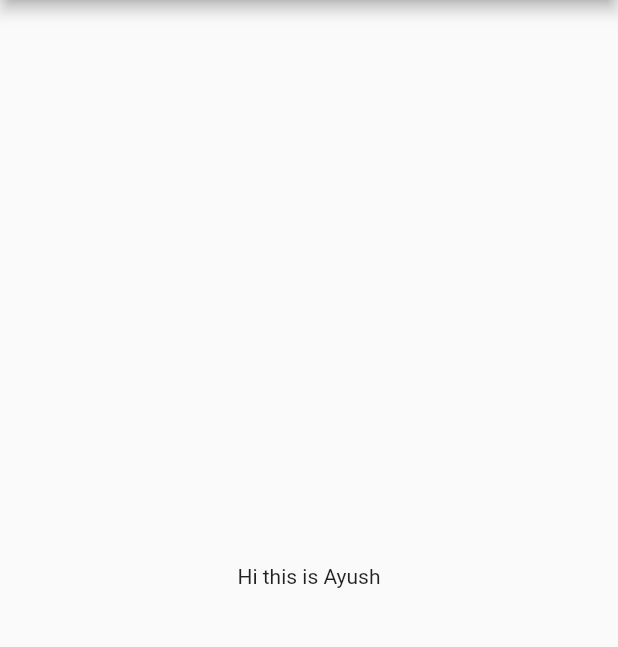
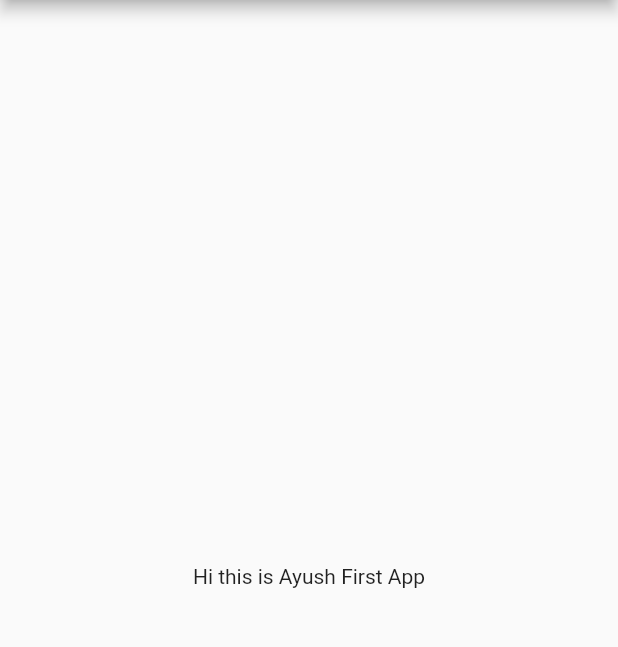
Before and after one commit to erkripa/30DaysOfFlutter, a Flutter app: the screen it shows after launch, on a phone screen of 412 x 824 dp, the part 84-731 px from its top. Run offline on Flutter 3.47's test engine with Material 2 defaults, Android fonts, the phone set to English and light mode, and no system bars.

Commit message:
Chapter1Completed

```diff
--- a/lib/main.dart
+++ b/lib/main.dart
@@ -15,7 +15,7 @@ class HomePage extends StatelessWidget {
           title: Text("Awesome App By Ayush"),
         ),
         body: Container(
-          child: Center(child: Text("Hi this is Ayush")),
+          child: Center(child: Text("Hi this is Ayush First App")),
         ));
   }
 }
```
